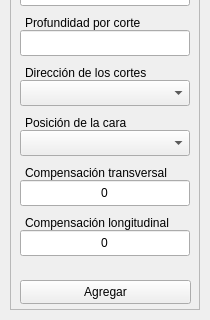
Before: the Qt Designer form interfaces/ui_files/face_mill.ui in Raw0201/GcodeEditor3, drawn with Qt 5; both pictures show x 0 to 210 and y 260 to 580 of the 210 by 580 pixel window.
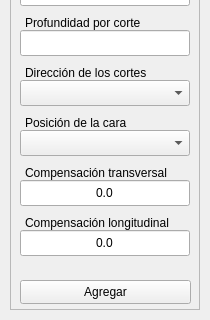
After: the same form once the commit is applied. Icons and pictures are not drawn.

Diff of the .ui file:
```diff
--- a/interfaces/ui_files/face_mill.ui
+++ b/interfaces/ui_files/face_mill.ui
@@ -2599,7 +2599,7 @@
       <string/>
      </property>
      <property name="text">
-      <string>0</string>
+      <string>0.0</string>
      </property>
      <property name="alignment">
       <set>Qt::AlignCenter</set>
@@ -2655,7 +2655,7 @@
       <string/>
      </property>
      <property name="text">
-      <string>0</string>
+      <string>0.0</string>
      </property>
      <property name="alignment">
       <set>Qt::AlignCenter</set>
```
